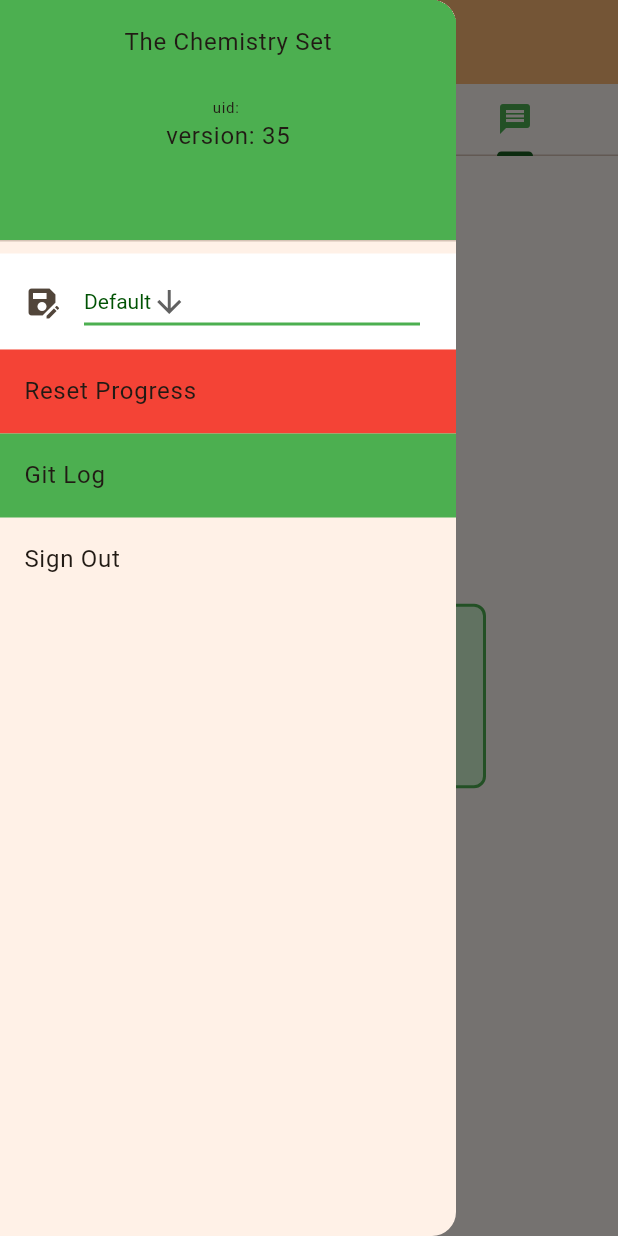
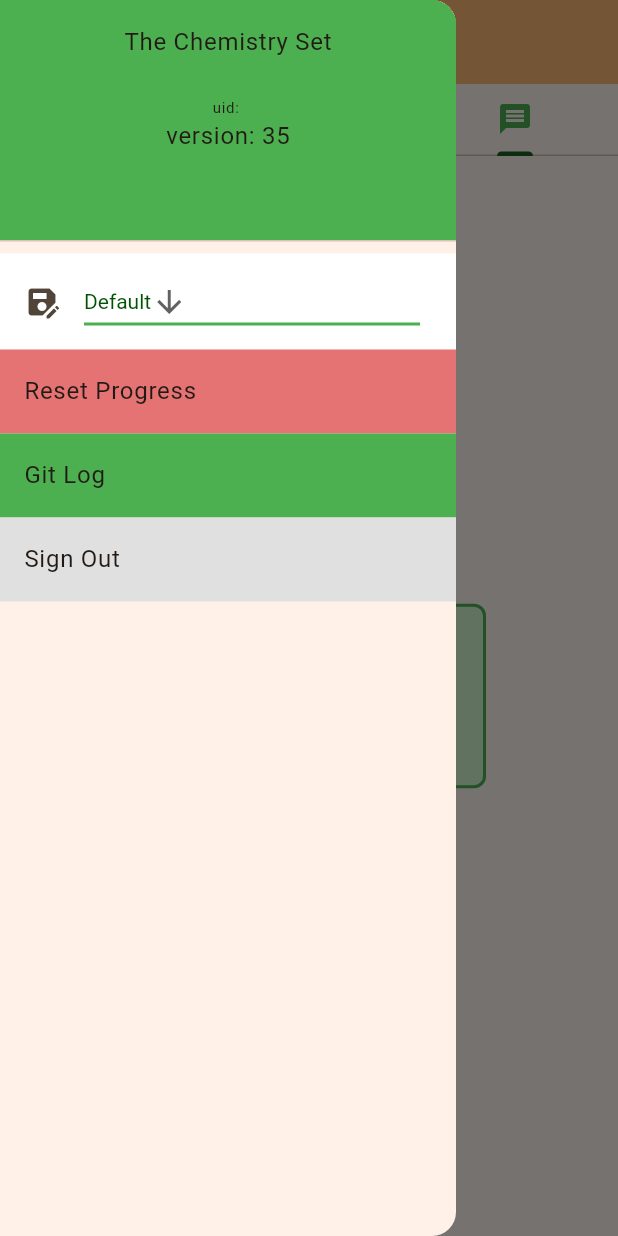
Before and after one commit to shaunramsey/210, a Flutter app: the screen it shows once a user with an empty profile is signed in, tab 3 chosen, with the side drawer open, on a phone screen of 412 x 824 dp. Run offline on Flutter 3.47's test engine with Material 3 defaults, Android fonts, the phone set to English and light mode, and no system bars; our stand-ins replace cloud_firestore, firebase_auth, firebase_core; accounts and stored records are empty; generated files the repository leaves out were written again; network calls fail.

Commit message:
minor color updates for visibility

```diff
--- a/my_app/lib/main.dart
+++ b/my_app/lib/main.dart
@@ -575,7 +575,7 @@ class _MyHomePageState extends State<MyHomePage>
                   ),
                   ListTile(
                     title: const Text('Reset Progress'),
-                    tileColor: Colors.red,
+                    tileColor: Colors.red[300],
                     onTap: () {
                       showDialog(
                         context: context,
@@ -670,6 +670,7 @@ class _MyHomePageState extends State<MyHomePage>
                   ),
                   ListTile(
                     title: const Text("Sign Out"),
+                    tileColor: Colors.grey[300],
                     onTap: () async {
                       await FirebaseAuth.instance.signOut();
                     },
```
